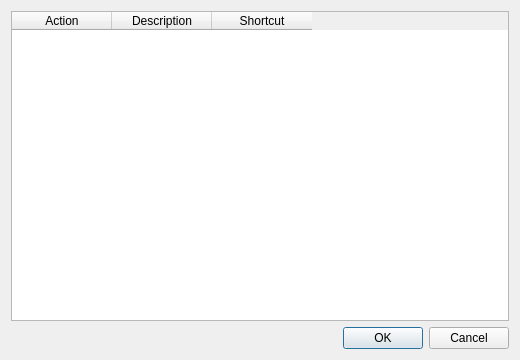
First picture: the form in trunk/desktop/src/shortcutdialog.ui, repository svn2github/vmpk, before the edit.
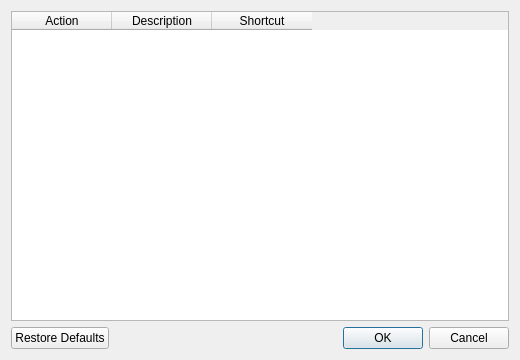
Second picture: the form after the edit. Icons and pictures are not drawn.

Commit message: * Fixed bug #3599827. No default keyboard shortcuts available in 0.5.0 on fresh installations * Qt5 build compatibility (but not fully functional)

The edit to the form file:
```diff
--- a/trunk/desktop/src/shortcutdialog.ui
+++ b/trunk/desktop/src/shortcutdialog.ui
@@ -82,7 +82,7 @@
       <enum>Qt::Horizontal</enum>
      </property>
      <property name="standardButtons">
-      <set>QDialogButtonBox::Cancel|QDialogButtonBox::Ok</set>
+      <set>QDialogButtonBox::Cancel|QDialogButtonBox::Ok|QDialogButtonBox::RestoreDefaults</set>
      </property>
     </widget>
    </item>
```
Left out of the diff: 4 changed lines with no effect on the pictures. The commit also changes 80 other files.
